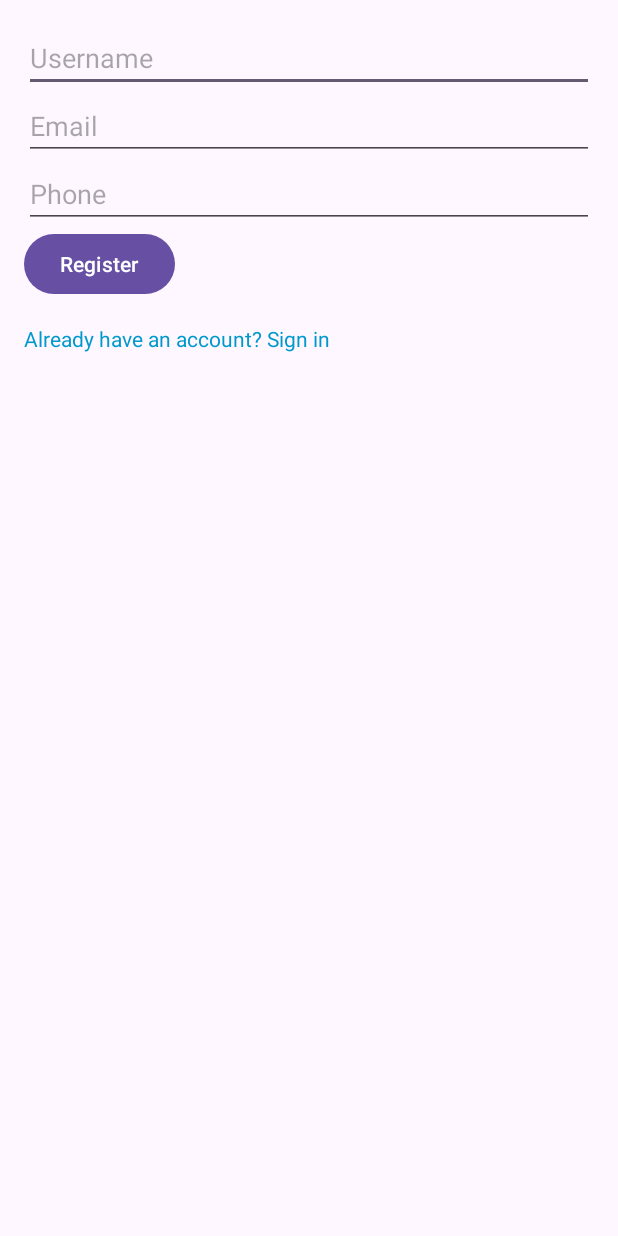
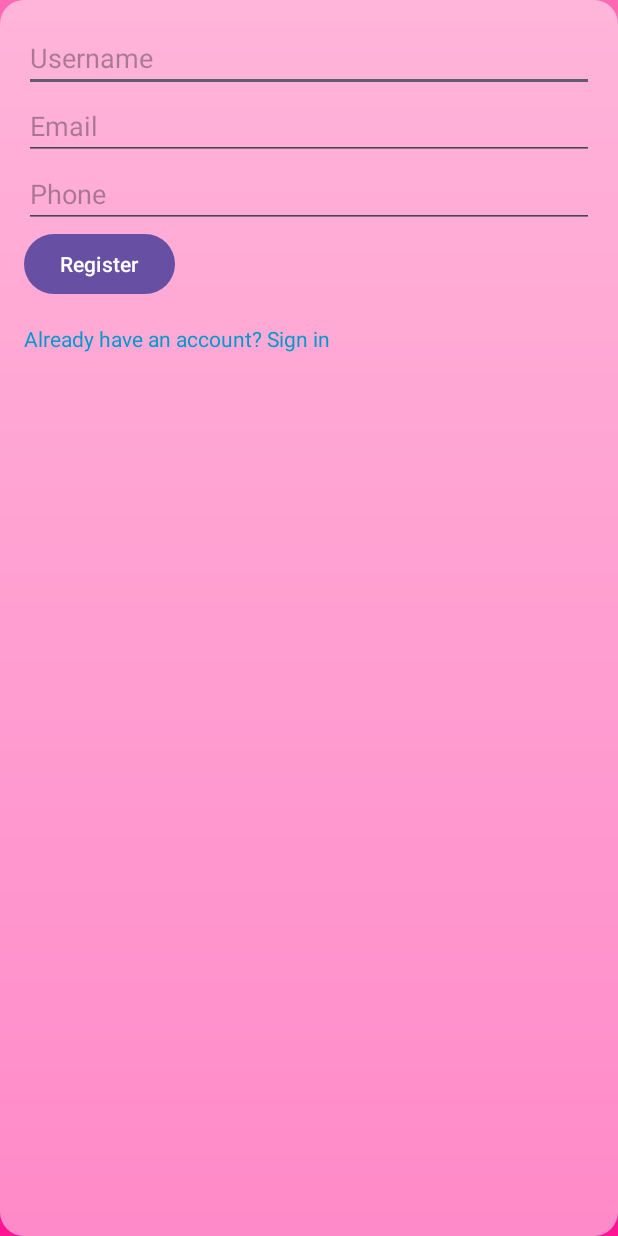
Before and after one commit to ycvinay/QuizApp, an Android app: the RegisterActivity screen opened directly, with no data from a screen before it, on a phone screen of 412 x 824 dp. Run offline under Robolectric (Android 15) with nearby library versions, the phone set to English and light mode, and no system bars; our stand-ins replace Room's generated code.

Commit message:
added background color

```diff
--- a/app/src/main/res/drawable/gradient_background.xml
+++ b/app/src/main/res/drawable/gradient_background.xml
@@ -1,6 +1,18 @@
 <?xml version="1.0" encoding="utf-8"?>
-<gradient xmlns:android="http://schemas.android.com/apk/res/android"
-    android:angle="45"
-    android:startColor="#FF8C00"
-    android:endColor="#FF6347"
-    android:type="linear" />
+<layer-list xmlns:android="http://schemas.android.com/apk/res/android">
+    <item>
+        <shape android:shape="rectangle">
+            <gradient
+                android:angle="90"
+                android:startColor="#FF1493"
+            android:endColor="#FF69B4"
+            android:type="linear" />
+        </shape>
+    </item>
+    <item>
+        <shape android:shape="rectangle">
+            <corners android:radius="16dp" />
+            <solid android:color="#80FFFFFF" /> <!-- Semi-transparent white -->
+        </shape>
+    </item>
+</layer-list>
--- a/app/src/main/res/layout/activity_register.xml
+++ b/app/src/main/res/layout/activity_register.xml
@@ -2,6 +2,7 @@
 <RelativeLayout xmlns:android="http://schemas.android.com/apk/res/android"
     android:layout_width="match_parent"
     android:layout_height="match_parent"
+    android:background="@drawable/gradient_background"
     android:padding="16dp">
 
     <EditText
--- a/app/src/main/res/layout/activity_sign_in.xml
+++ b/app/src/main/res/layout/activity_sign_in.xml
@@ -2,6 +2,7 @@
 <RelativeLayout xmlns:android="http://schemas.android.com/apk/res/android"
     android:layout_width="match_parent"
     android:layout_height="match_parent"
+    android:background="@drawable/gradient_background"
     android:padding="16dp">
 
     <EditText
```
